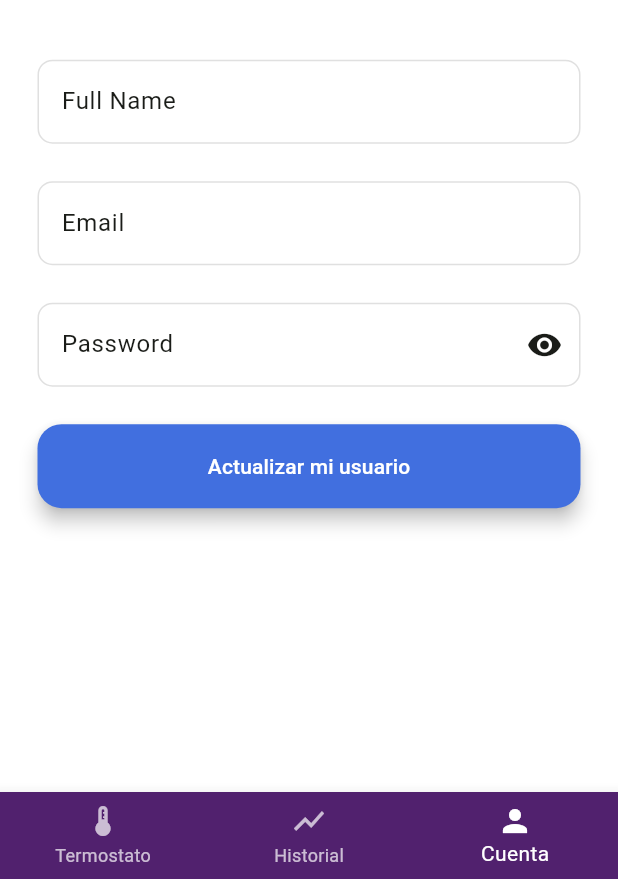
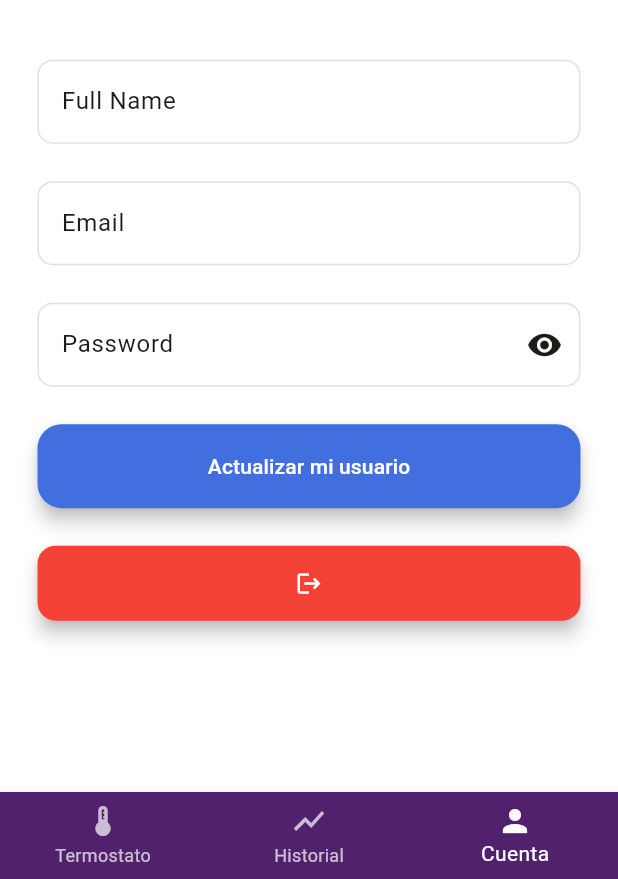
Before and after one commit to JJgithubUT/climatic, a Flutter app: the ProfileScreen screen opened directly, on a phone screen of 412 x 824 dp, the part 357-1236 px from its top. Run offline on Flutter 3.47's test engine with Material 3 defaults, Android fonts, the light colour scheme and no system bars; our stand-ins replace cloud_firestore, connectivity_plus, firebase_auth, firebase_core, firebase_database, fl_chart and 1 more; missing offline and left inert: encrypt; accounts and stored records are empty.

Commit message:
10-4-25 | Botón logout añadido y animaciones para cambiar de pantalla en widgets del sistema

```diff
--- a/lib/screens/profile_screen.dart
+++ b/lib/screens/profile_screen.dart
@@ -104,7 +104,6 @@ class _ProfileScreenState extends State<ProfileScreen> {
                 ),
               ),
               child: SingleChildScrollView(
-
                 // get started form
                 child: Form(
                   key: _formSignupKey,
@@ -255,6 +254,37 @@ class _ProfileScreenState extends State<ProfileScreen> {
                           child: const Text('Actualizar mi usuario'),
                         ),
                       ),
+                      const SizedBox(height: 25.0),
+                      SizedBox(
+                        width: double.infinity,
+                        child: ElevatedButton(
+                          style: ElevatedButton.styleFrom(
+                            backgroundColor: Colors.red, // Fondo rojo
+                            foregroundColor: Colors.white, // Ícono blanco
+                            padding: const EdgeInsets.symmetric(
+                              vertical: 16,
+                            ), // Altura del botón
+                            shape: RoundedRectangleBorder(
+                              borderRadius: BorderRadius.circular(
+                                12,
+                              ), // Bordes redondeados
+                            ),
+                          ),
+                          onPressed: () {
+                            if (_formSignupKey.currentState!.validate()) {
+                              ScaffoldMessenger.of(context).showSnackBar(
+                                const SnackBar(
+                                  content: Text('Saliendo del sistema'),
+                                ),
+                              );
+
+                              CloudFirestoreService().logOut(context);
+                            }
+                          },
+                          child: const Icon(Icons.logout),
+                        ),
+                      ),
+                      const SizedBox(height: 45.0),
                     ],
                   ),
                 ),
@@ -264,139 +294,5 @@ class _ProfileScreenState extends State<ProfileScreen> {
         ],
       ),
     );
-
-    /* return ProfileCustomScaffold(
-      child: Padding(
-        padding: const EdgeInsets.symmetric(horizontal: 20.0),
-        child: ListView(
-          padding: const EdgeInsets.only(top: 80, bottom: 30),
-          children: [
-            Container(
-              decoration: BoxDecoration(
-                color: Color(0xFF59A5D8).withOpacity(0.9),
-                borderRadius: BorderRadius.circular(15),
-                boxShadow: [
-                  BoxShadow(
-                    color: Colors.black.withOpacity(0.2),
-                    blurRadius: 5,
-                    offset: Offset(2, 2),
-                  ),
-                ],
-              ),
-              padding: const EdgeInsets.all(20.0),
-              child: Column(
-                children: [
-                  Text(
-                    _nombreUsuarioTitulo.isNotEmpty
-                        ? "¡Hola, $_nombreUsuarioTitulo!"
-                        : "Bienvenido a Climatic",
-                    style: const TextStyle(
-                      fontSize: 24,
-                      fontWeight: FontWeight.bold,
-                      color: Color(0xFF91E5F6),
-                    ),
-                  ),
-                  const SizedBox(height: 20),
-                  TextField(
-                    controller: _nameController,
-                    decoration: InputDecoration(
-                      labelText: 'Nombre',
-                      labelStyle: TextStyle(color: Color(0xFF84D2F6)),
-                      filled: true,
-                      fillColor: Colors.white,
-                      border: OutlineInputBorder(
-                        borderRadius: BorderRadius.circular(10),
-                      ),
-                    ),
-                  ),
-                  const SizedBox(height: 10),
-                  TextField(
-                    controller: _emailController,
-                    enabled: false,
-                    decoration: InputDecoration(
-                      labelText: 'Email',
-                      labelStyle: TextStyle(color: Color(0xFF84D2F6)),
-                      filled: true,
-                      fillColor: Colors.white,
-                      border: OutlineInputBorder(
-                        borderRadius: BorderRadius.circular(10),
-                      ),
-                    ),
-                  ),
-                  const SizedBox(height: 10),
-                  TextField(
-                    controller: _passwordController,
-                    obscureText: _obscureText,
-                    decoration: InputDecoration(
-                      labelText: 'Contraseña',
-                      labelStyle: TextStyle(color: Color(0xFF84D2F6)),
-                      filled: true,
-                      fillColor: Colors.white,
-                      border: OutlineInputBorder(
-                        borderRadius: BorderRadius.circular(10),
-                      ),
-                      suffixIcon: IconButton(
-                        icon: Icon(
-                          _obscureText
-                              ? Icons.visibility
-                              : Icons.visibility_off,
-                          color: Color(0xFF386FA4),
-                        ),
-                        onPressed: () {
-                          setState(() {
-                            _obscureText = !_obscureText;
-                          });
-                        },
-                      ),
-                    ),
-                  ),
-                  const SizedBox(height: 20),
-                  ElevatedButton(
-                    style: ElevatedButton.styleFrom(
-                      backgroundColor: Color(0xFF386FA4),
-                      shape: RoundedRectangleBorder(
-                        borderRadius: BorderRadius.circular(10),
-                      ),
-                      padding:
-                          EdgeInsets.symmetric(vertical: 10, horizontal: 20),
-                    ),
-                    onPressed: _updateUser,
-                    child:
-                        const Text("Guardar", style: TextStyle(color: Colors.white)),
-                  ),
-                  const SizedBox(height: 10),
-                  ElevatedButton(
-                    style: ElevatedButton.styleFrom(
-                      backgroundColor: Color(0xFF133C55),
-                      shape: RoundedRectangleBorder(
-                        borderRadius: BorderRadius.circular(10),
-                      ),
-                      padding:
-                          EdgeInsets.symmetric(vertical: 10, horizontal: 20),
-                    ),
-                    onPressed: () {
-                      Navigator.pushReplacement(
-                        context,
-                        MaterialPageRoute(
-                          builder: (context) => const ThermostatusScreen(),
-                        ),
-                      );
-                    },
-                    child:
-                        const Text("Cancelar", style: TextStyle(color: Colors.white)),
-                  ),
-                  if (_errorMessage != null) const SizedBox(height: 10),
-                  if (_errorMessage != null)
-                    Text(
-                      _errorMessage!,
-                      style: const TextStyle(color: Colors.red, fontSize: 14),
-                    ),
-                ],
-              ),
-            ),
-          ],
-        ),
-      ),
-    ); */
   }
 }
--- a/lib/services/cloud_firestore_service.dart
+++ b/lib/services/cloud_firestore_service.dart
@@ -6,6 +6,7 @@ import 'package:climatic/models/device_model.dart';
 import 'package:climatic/models/dynamic_device_model.dart';
 import 'package:climatic/models/history_model.dart';
 import 'package:climatic/screens/signin_screen.dart';
+import 'package:climatic/screens/welcome_screen.dart';
 // Librerías para encriptar
 import 'package:climatic/services/cifrado_service.dart';
 //import 'package:bcrypt/bcrypt.dart';
@@ -472,7 +473,7 @@ class CloudFirestoreService {
       Navigator.pushAndRemoveUntil(
         // ignore: use_build_context_synchronously
         context,
-        MaterialPageRoute(builder: (context) => SignInScreen()),
+        MaterialPageRoute(builder: (context) => WelcomeScreen()),
         (Route<dynamic> route) => false,
       );
 
```
Also changed, not shown: lib/widgets/profile_custom_scaffold.dart (+7 -9 lines), lib/widgets/statistics_custom_scaffold.dart (+8 -10 lines), lib/widgets/thermo_custom_scaffold.dart (+7 -9 lines), 2 other files.
